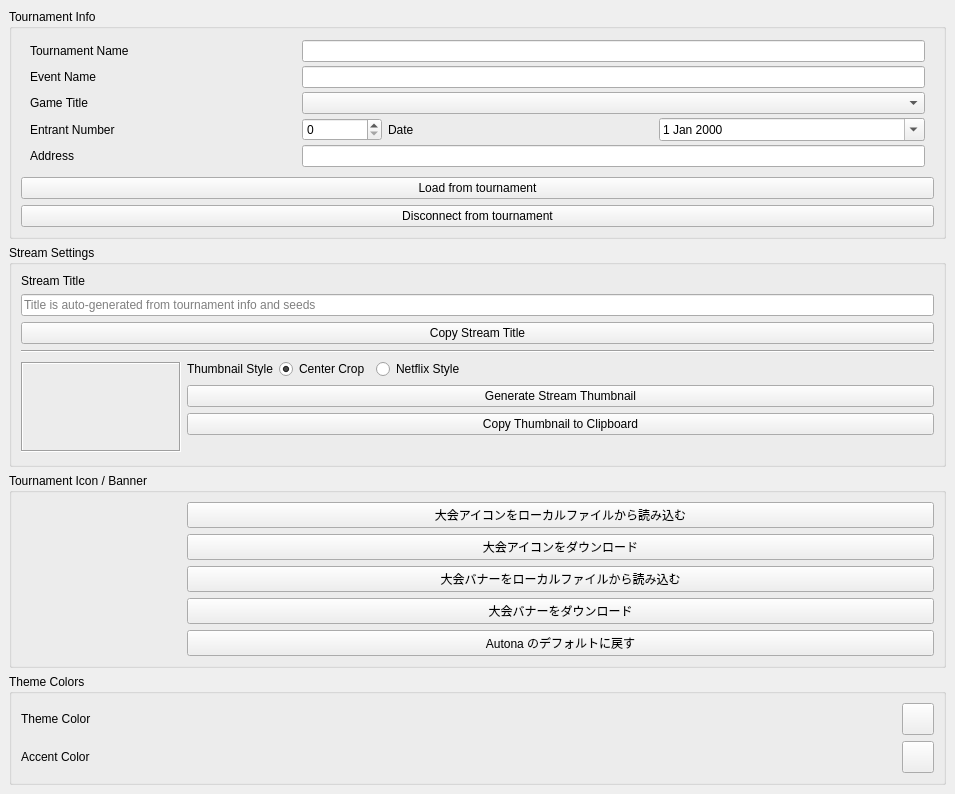
yuya-tagu/Autona, file src/layout/AutonaTournamentInfo.ui: the form before one commit.
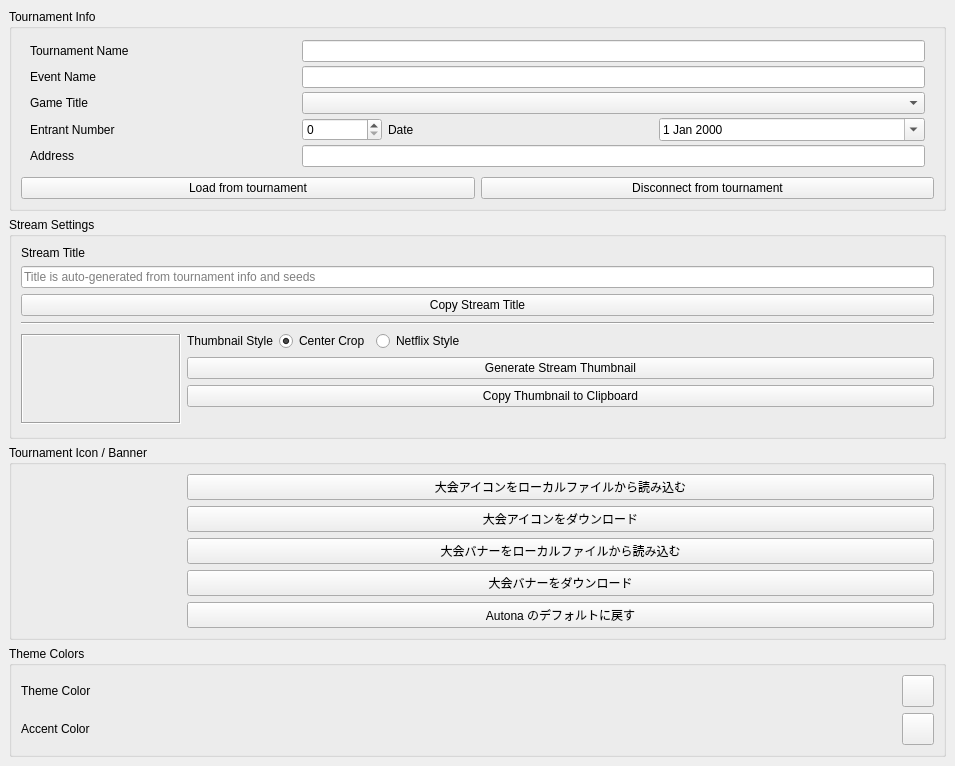
The form after the commit.

Commit message:
feat(ui): スコアボードUIの配色・レイアウトを調整
- プライマリボタンを白地・黒文字（YouTube風）に変更（desktop / web 両UI）
- プライマリボタンを削減: 「配信サムネイルを生成」「Xに投稿する」
  「ブラウザ版を開く」を通常色へ降格
- 通常ボタンを外枠主体からグレー塗りへ変更。qdarktheme の
  `QPushButton:!window`（詳細度 0,1,1）に負けていたため、自前ルールも
  `:!window` で詳細度を揃えて確実に適用
- Danger ボタンのテキストを赤→#F0EAE0（赤枠は維持）
- EVENT タブのラベル変更: 「サムネイル形式」→「形式」、
  「Netflix スタイル」→「全体表示」（.ts 更新 + .qm 反映）
- EVENT タブ「大会から読み込む / 大会との接続を解除する」を横並びに
- SCORE タブの間隔整理: 破棄済みの死コード(streamScoreSeparator)と
  空の topOptions 行を除去し、スコアボードと Start.gg ロードの
  セクション間余白を縮小

```diff
--- a/src/layout/AutonaTournamentInfo.ui
+++ b/src/layout/AutonaTournamentInfo.ui
@@ -150,6 +150,8 @@
         </layout>
        </item>
        <item>
+        <layout class="QHBoxLayout" name="tournamentActionRow">
+         <item>
         <widget class="QPushButton" name="btLoadInfoFromTournament">
          <property name="text">
           <string>Load from tournament</string>
@@ -162,6 +164,8 @@
           <string>Disconnect from tournament</string>
          </property>
         </widget>
+         </item>
+        </layout>
        </item>
       </layout>
      </widget>
```
Lines whose indentation alone changed are shown as unchanged. The commit also changes 7 other files.
